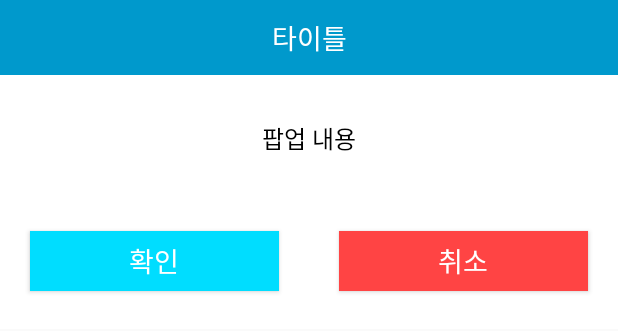
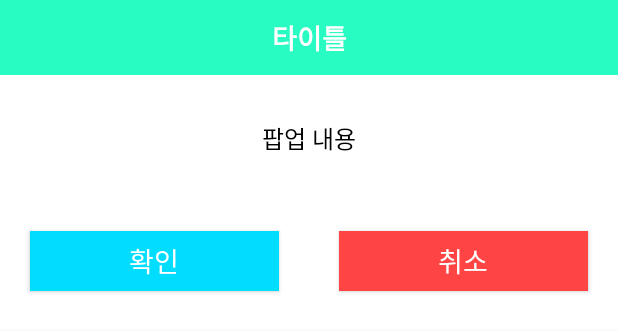
Before and after one commit to kdh3040/BookViewer, an Android app: the layout popup_default.xml on its own in the app's theme, with its tools: preview values and no code run, on a phone screen of 412 x 824 dp. Shown: the top 331 px of the screen. Run offline under Robolectric (Android 15) with nearby library versions, the phone set to English and light mode, and no system bars.

Commit message:
[배환웅] 팝업 타이틀 색상 변경

```diff
--- a/app/src/main/res/layout/popup_default.xml
+++ b/app/src/main/res/layout/popup_default.xml
@@ -8,11 +8,12 @@
         android:id="@+id/popup_title"
         android:layout_width="match_parent"
         android:layout_height="50dp"
-        android:background="@color/popup_title_bg_color"
+        android:background="@color/title_bar"
         android:gravity="center"
         android:textColor="@android:color/white"
         android:textSize="18sp"
         android:fontFamily="@font/jua"
+        android:textStyle="bold"
         android:text="타이틀"/>
 
     <TextView
--- a/app/src/main/res/layout/popup_question_1.xml
+++ b/app/src/main/res/layout/popup_question_1.xml
@@ -9,11 +9,12 @@
         android:id="@+id/question_title"
         android:layout_width="match_parent"
         android:layout_height="50dp"
-        android:background="@color/popup_title_bg_color"
+        android:background="@color/title_bar"
         android:gravity="center"
         android:textColor="@android:color/white"
         android:textSize="18sp"
         android:fontFamily="@font/jua"
+        android:textStyle="bold"
         android:text="타이틀"/>
 
     <TextView
--- a/app/src/main/res/layout/popup_question_2.xml
+++ b/app/src/main/res/layout/popup_question_2.xml
@@ -9,10 +9,11 @@ android:orientation="vertical">
         android:id="@+id/question_title"
         android:layout_width="match_parent"
         android:layout_height="50dp"
-        android:background="@color/popup_title_bg_color"
+        android:background="@color/title_bar"
         android:gravity="center"
         android:textColor="@android:color/white"
         android:textSize="18sp"
+        android:textStyle="bold"
         android:text="타이틀"/>
 
     <TextView
```
